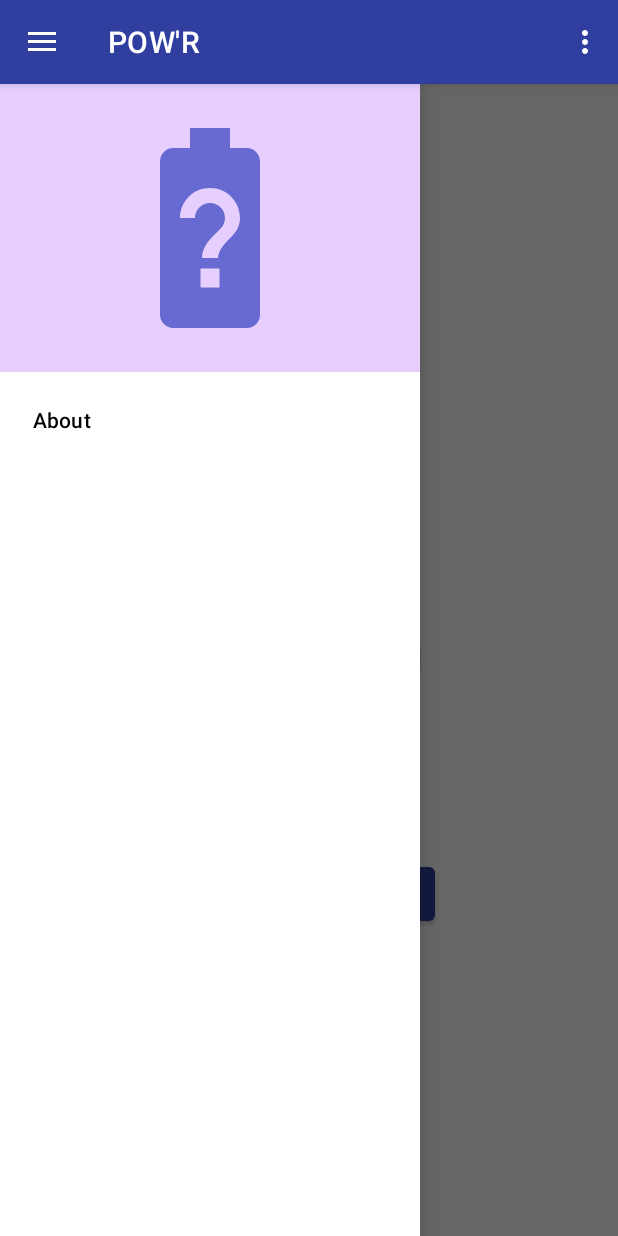
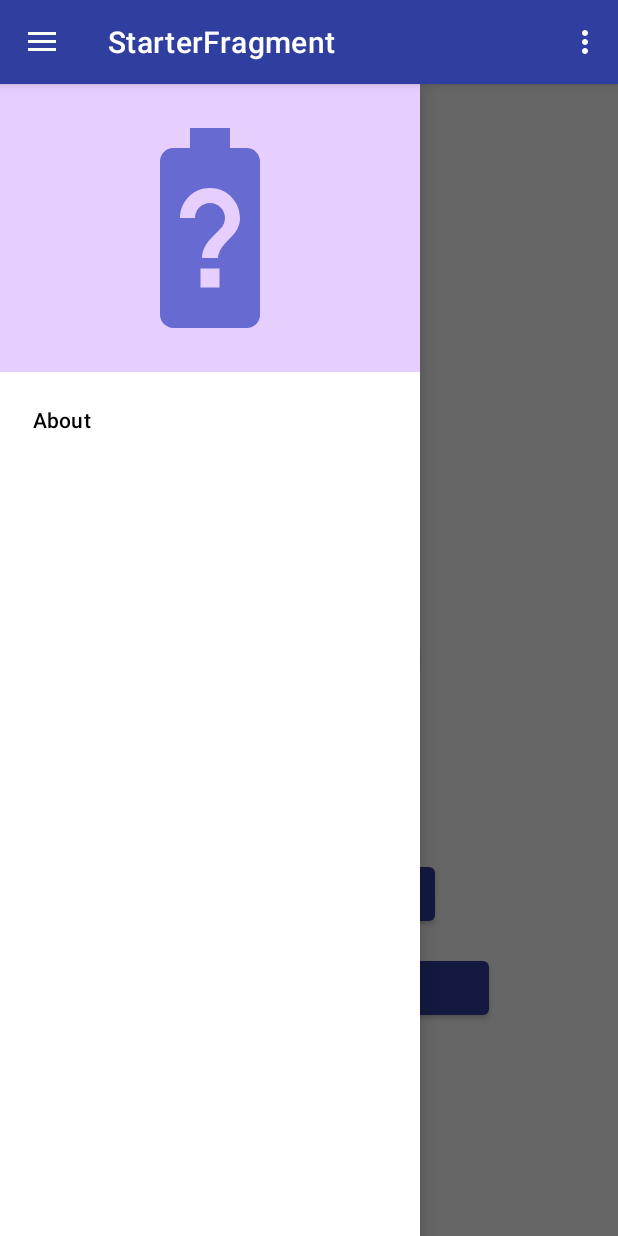
Before and after one commit to IoanaMarin1106/PowerConsumption, an Android app: the screen it shows after launch (MainActivity), with the side drawer open, on a phone screen of 412 x 824 dp. Run offline under Robolectric (Android 15) with nearby library versions, the phone set to English and light mode, and no system bars; our stand-ins replace data binding, navigation-ui; 1 statement that could not run was skipped.

Commit message:
add viewModel for StartFragment and safe args for transition between Start->BatterViewFragment

```diff
--- a/app/src/main/java/com/example/powerconsumptionapp/startfragment/StartFragment.kt
+++ b/app/src/main/java/com/example/powerconsumptionapp/startfragment/StartFragment.kt
@@ -1,81 +1,105 @@
 package com.example.powerconsumptionapp.startfragment
 
-import android.content.Context.BATTERY_SERVICE
 import android.content.Intent
 import android.content.IntentFilter
 import android.os.BatteryManager
 import android.os.Bundle
+import android.util.Log
 import android.view.*
-import android.widget.Button
 import android.widget.Toast
 import androidx.fragment.app.Fragment
 import androidx.databinding.DataBindingUtil
+import androidx.lifecycle.ViewModel
+import androidx.lifecycle.ViewModelProvider
 import androidx.lifecycle.lifecycleScope
 import androidx.navigation.findNavController
 import androidx.navigation.ui.NavigationUI
 import com.example.powerconsumptionapp.R
 import com.example.powerconsumptionapp.databinding.FragmentStartBinding
-import kotlinx.coroutines.delay
 import kotlinx.coroutines.launch
-import android.content.BroadcastReceiver
-import android.content.Context
-import android.icu.number.Scale
 import kotlin.math.roundToInt
 
 
 class StarterFragment : Fragment() {
+
+    private lateinit var viewModel: StartViewModel
+    private lateinit var binding: FragmentStartBinding
+
+    companion object {
+        @JvmStatic var batteryStatus:Intent? = null
+    }
 
     override fun onCreateView(
         inflater: LayoutInflater, container: ViewGroup?,
         savedInstanceState: Bundle?
     ): View? {
         // Inflate the layout for this fragment
-        val binding = DataBindingUtil.inflate<FragmentStartBinding>(
+        binding = DataBindingUtil.inflate<FragmentStartBinding>(
             inflater,
             R.layout.fragment_start,
             container,
             false
         )
 
-        viewLifecycleOwner.lifecycleScope.launch {
-            val batteryStatus: Intent? = IntentFilter(Intent.ACTION_BATTERY_CHANGED).let {
-                context?.registerReceiver(null, it)
+        // Get battery status
+        getBatteryStatus()
+
+        // Get the ViewModel or creat it
+        viewModel = ViewModelProvider(this).get(StartViewModel::class.java)
+
+        // Get battery info from the view model
+        showBatteryInfo()
+
+        binding.apply {
+            showBatteryLevel.setOnClickListener {
+                showChargingStatus()
             }
 
-            var level: Int = 0
-            var scale: Int = 0
-
-            // Get battery Level
-            val batteryPct: Int? = batteryStatus?.let {
-                level = it.getIntExtra(BatteryManager.EXTRA_LEVEL, -1)
-                scale = it.getIntExtra(BatteryManager.EXTRA_SCALE, -1)
-                (level * 100 / scale.toFloat())?.roundToInt()
+            batteryInfoButton.setOnClickListener {
+                batteryView()
             }
 
-            ("Battery Scale: $scale\nBattery Level: $level\nBattery Percentage: $batteryPct%").also { binding.textViewInfo.text = it }
-            binding.tvBatteryPercentage.text = "${batteryPct}%"
-            batteryPct?.let { binding.progressBar.setProgress(it) }
+        }
+
+        // Setez optiunea de a avea un option menu
+        setHasOptionsMenu(true)
+
+        return binding.root
+    }
+
+    private fun batteryView() {
+        view?.findNavController()?.navigate(StarterFragmentDirections.actionStarterFragmentToBatteryViewFragment(viewModel.batteryPct))
+    }
+
+    private fun showBatteryInfo() {
+        viewModel.showBatteryInfo()
+
+        binding.tvBatteryPercentage.text = "${viewModel.batteryPct}%"
+        viewModel.batteryPct?.let { binding.progressBar.setProgress(it) }
+
+        ("Battery Level: ${viewModel.batteryLevel}\nBattery Percentage: ${viewModel.batteryPct}%").also { binding.textViewInfo.text = it }
 
         // Check if battery is charging or not
-            val status: Int = batteryStatus?.getIntExtra(BatteryManager.EXTRA_STATUS, -1) ?: -1
-            if (status == BatteryManager.BATTERY_STATUS_CHARGING) {
+        if (viewModel.chargingStatus == BatteryManager.BATTERY_STATUS_CHARGING) {
             binding.chargingBatteryImage.visibility = View.VISIBLE
         } else {
             binding.chargingBatteryImage.visibility = View.GONE
         }
     }
 
-        binding.showBatteryLevel.setOnClickListener {
+    private fun getBatteryStatus() {
+        batteryStatus = IntentFilter(Intent.ACTION_BATTERY_CHANGED).let {
+            context?.registerReceiver(null, it)
+        }
+    }
+
+    private fun showChargingStatus() {
         with(lifecycleScope) {
             launch {
-                    val batteryStatus: Intent? = IntentFilter(Intent.ACTION_BATTERY_CHANGED).let {
-                        context?.registerReceiver(null, it)
-                    }
-                    val status: Int = batteryStatus?.getIntExtra(BatteryManager.EXTRA_STATUS, -1) ?: -1
                 var isCharging: String = ""
 
                 // Get the device status
-                    when (status) {
+                when (viewModel.chargingStatus) {
                     BatteryManager.BATTERY_STATUS_CHARGING -> isCharging = "CHARGING"
                     BatteryManager.BATTERY_STATUS_DISCHARGING -> isCharging = "DISCHARGING"
                     BatteryManager.BATTERY_STATUS_FULL -> isCharging = "FULL"
@@ -90,39 +114,12 @@ class StarterFragment : Fragment() {
                 val acCharge: Boolean = chargePlug == BatteryManager.BATTERY_PLUGGED_AC
                 val wirelessCharge: Boolean = chargePlug == BatteryManager.BATTERY_PLUGGED_WIRELESS
 
-                    // Get battery Level
-                    val batteryPct: Float? = batteryStatus?.let {
-                        val level: Int = it.getIntExtra(BatteryManager.EXTRA_LEVEL, -1)
-                        val scale: Int = it.getIntExtra(BatteryManager.EXTRA_SCALE, -1)
-                        level * 100 / scale.toFloat()
-                    }
-
                 val message: String = "isCharging: ${isCharging} \n USB: ${usbCharge} \n " +
                         "AC Charge: ${acCharge} \n Wireless Charge: ${wirelessCharge}" +
-                            "battery level: ${batteryPct}"
+                        "battery level: ${viewModel.batteryPct}"
                 Toast.makeText(context, message, Toast.LENGTH_LONG).show()
             }
         }
-        }
-
-//        binding.apply {
-//            startFragmentButton.setOnClickListener {
-//                it.findNavController().navigate(R.id.action_starterFragment_to_batteryViewFragment)
-//            }
-//
-//            cpuInfoButton.setOnClickListener {
-//                it.findNavController().navigate(R.id.action_starterFragment_to_CPUInfo)
-//            }
-//
-//            perfomanceManagerButton.setOnClickListener {
-//                it.findNavController().navigate(R.id.action_starterFragment_to_performanceManagerFragment)
-//            }
-//        }
-
-        // Setez optiunea de a avea un option menu
-        setHasOptionsMenu(true)
-
-        return binding.root
     }
 
     // facem inflate pe options_menu.xml
--- /dev/null
+++ b/app/src/main/java/com/example/powerconsumptionapp/startfragment/StartViewModel.kt
@@ -0,0 +1,35 @@
+package com.example.powerconsumptionapp.startfragment
+
+import android.app.Application
+import android.content.Intent
+import android.content.IntentFilter
+import android.os.BatteryManager
+import android.util.Log
+import android.view.View
+import androidx.lifecycle.ViewModel
+import androidx.lifecycle.lifecycleScope
+import kotlinx.coroutines.launch
+import kotlin.math.roundToInt
+
+class StartViewModel: ViewModel() {
+
+    // Battery Characteristics
+    var batteryLevel:Int  = 0
+    var batteryPct:Int = 0
+    var chargingStatus:Int = 0
+
+    fun showBatteryInfo() {
+        // Get battery Level
+        val batteryProcent: Int? = StarterFragment.batteryStatus?.let {
+            batteryLevel = it.getIntExtra(BatteryManager.EXTRA_LEVEL, -1)
+            val scale = it.getIntExtra(BatteryManager.EXTRA_SCALE, -1)
+            (batteryLevel * 100 / scale.toFloat())?.roundToInt()
+        }
+
+        Log.d("[IOANA]", "batteryprocent ${batteryProcent}")
+
+        batteryPct = batteryProcent!!
+
+        chargingStatus = StarterFragment.batteryStatus?.getIntExtra(BatteryManager.EXTRA_STATUS, -1) ?: -1
+    }
+}
--- a/app/src/main/res/navigation/navigation.xml
+++ b/app/src/main/res/navigation/navigation.xml
@@ -7,32 +7,14 @@
     app:startDestination="@id/starterFragment">
 
     <fragment
-        android:id="@+id/starterFragment"
-        android:name="com.example.powerconsumptionapp.startfragment.StarterFragment"
-        android:label="@string/starter_fragment"
-        tools:layout="@layout/fragment_starter">
-        <action
-            android:id="@+id/action_starterFragment_to_batteryViewFragment"
-            app:destination="@id/batteryViewFragment"
-            app:enterAnim="@anim/slide_in_right"
-            app:popUpTo="@id/starterFragment"
-            app:popUpToInclusive="false" />
-        <action
-            android:id="@+id/action_starterFragment_to_CPUInfo"
-            app:destination="@id/CPUInfo"
-            app:enterAnim="@anim/slide_in_right"
-            app:popUpTo="@id/starterFragment" />
-        <action
-            android:id="@+id/action_starterFragment_to_performanceManagerFragment"
-            app:destination="@id/performanceManagerFragment"
-            app:enterAnim="@anim/slide_in_right"
-            app:popUpTo="@id/starterFragment" />
-    </fragment>
-    <fragment
         android:id="@+id/batteryViewFragment"
         android:name="com.example.powerconsumptionapp.batteryview.BatteryViewFragment"
         android:label="@string/battery_view_fragment"
-        tools:layout="@layout/fragment_battery_view"/>
+        tools:layout="@layout/fragment_battery_view">
+        <argument
+            android:name="batteryPercentage"
+            app:argType="integer" />
+    </fragment>
     <fragment
         android:id="@+id/CPUInfo"
         android:name="com.example.powerconsumptionapp.cpuinfo.CPUInfoFragment"
@@ -43,4 +25,19 @@
         android:name="com.example.powerconsumptionapp.performancemanager.PerformanceManagerFragment"
         android:label="@string/performance_manager"
         tools:layout="@layout/fragment_performance_manager"/>
+    <fragment
+        android:id="@+id/starterFragment"
+        android:name="com.example.powerconsumptionapp.startfragment.StarterFragment"
+        android:label="StarterFragment"
+        tools:layout="@layout/fragment_start">
+        <action
+            android:id="@+id/action_starterFragment_to_performanceManagerFragment"
+            app:destination="@id/performanceManagerFragment" />
+        <action
+            android:id="@+id/action_starterFragment_to_batteryViewFragment"
+            app:destination="@id/batteryViewFragment" />
+        <action
+            android:id="@+id/action_starterFragment_to_CPUInfo"
+            app:destination="@id/CPUInfo" />
+    </fragment>
 </navigation>
```
Also changed, not shown: app/src/main/java/com/example/powerconsumptionapp/batteryview/BatteryViewFragment.kt (+9 -0 lines), app/src/main/res/layout/fragment_start.xml (+15 -2 lines). Lines whose indentation alone changed are shown as unchanged.
